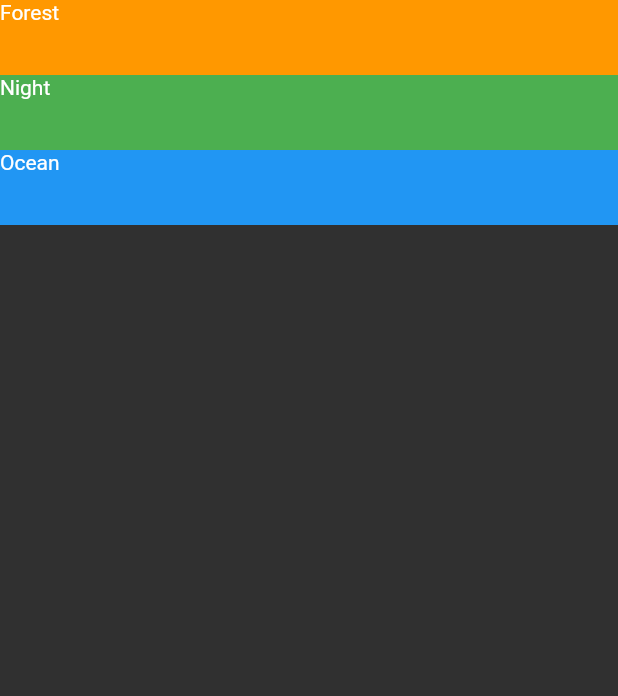
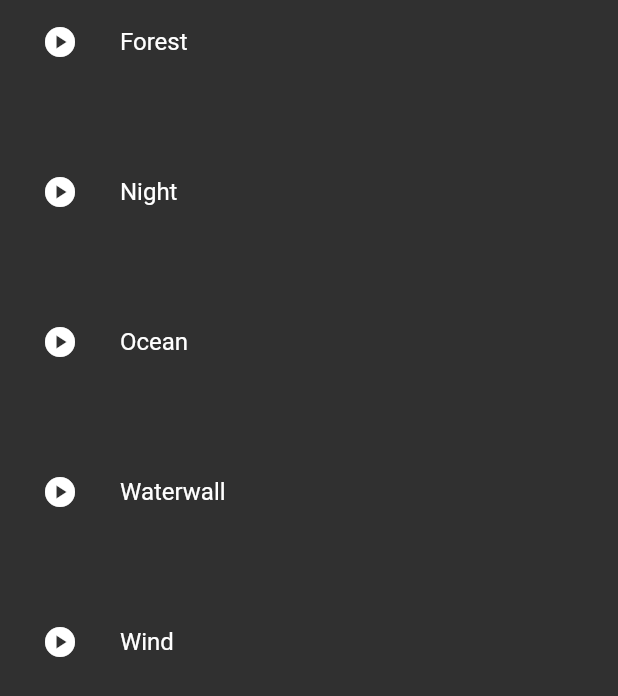
Before and after one commit to Serg8787/meditation_first_flutter, a Flutter app: the screen it shows after launch, on a phone screen of 412 x 824 dp. Shown: the top 696 px of the screen. Run offline on Flutter 3.47's test engine with Material 2 defaults, Android fonts, the phone set to English and light mode, and no system bars.

Commit message:
fill list_view

```diff
--- a/lib/screens/medition_app_screen.dart
+++ b/lib/screens/medition_app_screen.dart
@@ -35,26 +35,20 @@ class _MeditionScreenState extends State<MeditionScreen> {
   Widget build(BuildContext context) {
     return Scaffold(
       body: SafeArea(
-        child: ListView(
-          physics: BouncingScrollPhysics(parent: AlwaysScrollableScrollPhysics()),
-          children: [
-            Container(
-              height: 50,
-              color: Colors.orange,
-              child: Text(meditions[0].name),
+        child: ListView.builder(
+            itemCount: meditions.length,
+            itemBuilder: (context, index){
+
+          return Container(
+            height: 100,
+            child: ListTile(
+              title: Text(meditions[index].name),
+              leading: IconButton(icon: Icon(Icons.play_circle),
+              onPressed: (){}),
+
             ),
-            Container(
-              height: 50,
-              color: Colors.green,
-              child: Text(meditions[1].name),
-            ),
-            Container(
-              height: 50,
-              color: Colors.blue,
-              child: Text(meditions[2].name),
-            ),
-          ],
-        ),
+          );
+        }),
       ),
     );
   }
```
